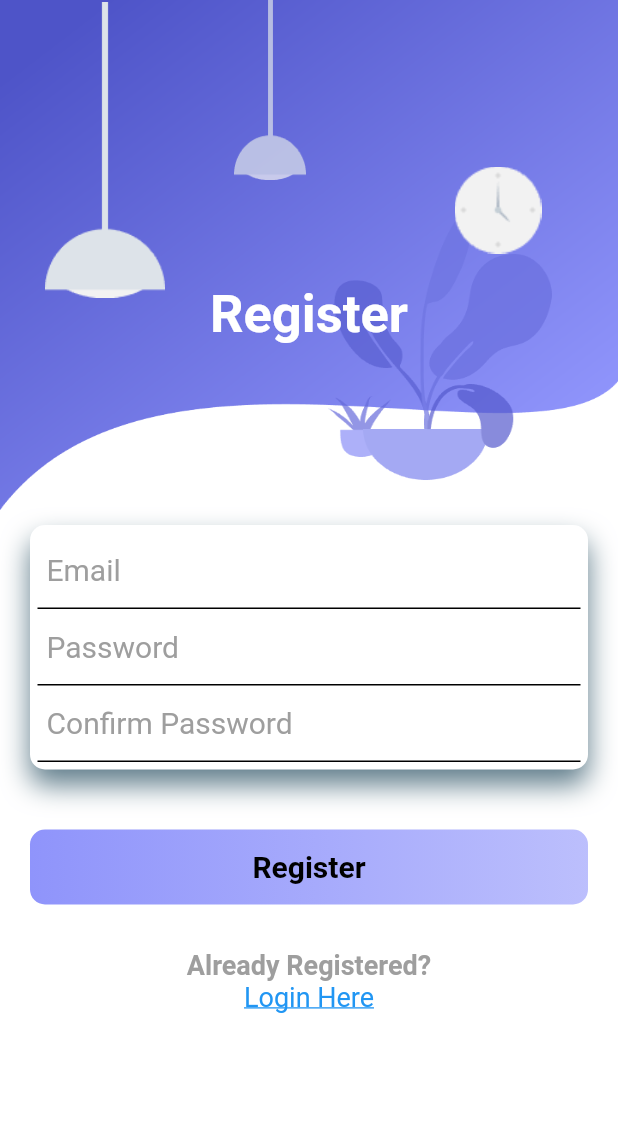
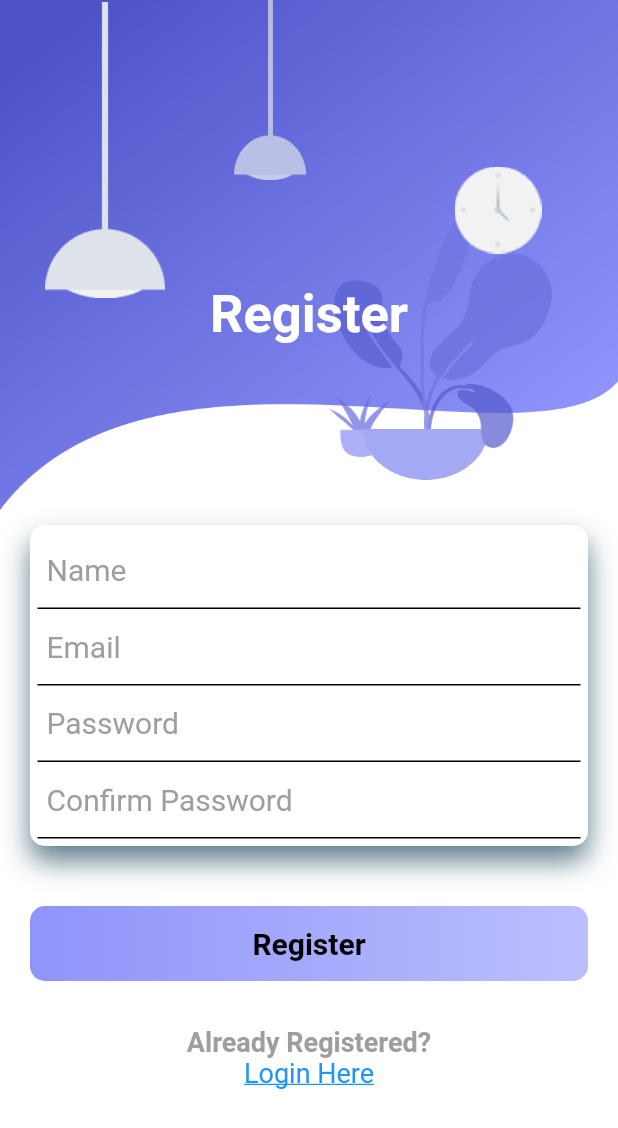
Before and after one commit to Deepanshuchauhan123/Reminder_Me_App, a Flutter app: the screen it shows after launch, after a tap on "Register Here", on a phone screen of 412 x 824 dp. Shown: the top 1128 px of the screen. Run offline on Flutter 3.47's test engine with Material 2 defaults, Android fonts, the phone set to English and light mode, and no system bars.

```diff
--- a/lib/Register.dart
+++ b/lib/Register.dart
@@ -102,6 +102,26 @@ class Register extends StatelessWidget {
                       ),
                       child: Column(
                         children: <Widget>[
+                          Container(
+                            padding: EdgeInsets.fromLTRB(6, 1, 3, 1),
+                            decoration: BoxDecoration(
+                              border: Border(
+                                bottom: BorderSide(
+                                  color: Colors.black,
+                                ),
+                              ),
+                            ),
+                            child: TextField(
+                              decoration: InputDecoration(
+                                border: InputBorder.none,
+                                hintText: "Name",
+                                hintStyle: TextStyle(
+                                  color: Colors.grey,
+                                  fontSize: 20,
+                                ),
+                              ),
+                            ),
+                          ),
                           Container(
                             padding: EdgeInsets.fromLTRB(6, 1, 3, 1),
                             decoration: BoxDecoration(
--- a/lib/main.dart
+++ b/lib/main.dart
@@ -1,4 +1,5 @@
 import 'package:flutter/material.dart';
+import 'package:to_do_app/Homepage.dart';
 import 'Register.dart';
 
 void main() {
@@ -155,7 +156,16 @@ class LoginPage extends StatelessWidget {
                     SizedBox(
                       height: 40.0,
                     ),
-                    Container(
+                    FlatButton(
+                      onPressed: () {
+                        Navigator.push(
+                          context,
+                          MaterialPageRoute(
+                            builder: (context) => HomePage(),
+                          ),
+                        );
+                      },
+                      child: Container(
                         height: 50,
                         decoration: BoxDecoration(
                           borderRadius: BorderRadius.circular(10),
@@ -171,6 +181,7 @@ class LoginPage extends StatelessWidget {
                               color: Colors.white,
                               fontWeight: FontWeight.bold,
                               fontSize: 20,
+                            ),
                           ),
                         ),
                       ),
```
Also changed, not shown: lib/Homepage.dart (added, +31 -0 lines), assets/images/home.png (added), pubspec.lock. Lines whose indentation alone changed are shown as unchanged.
